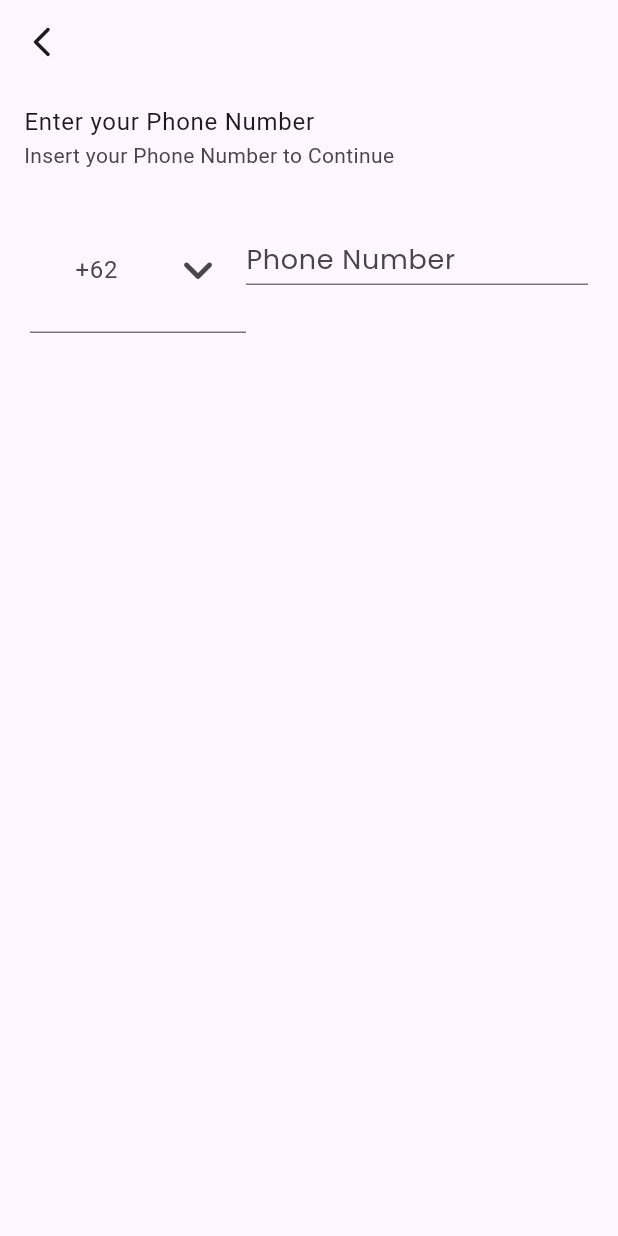
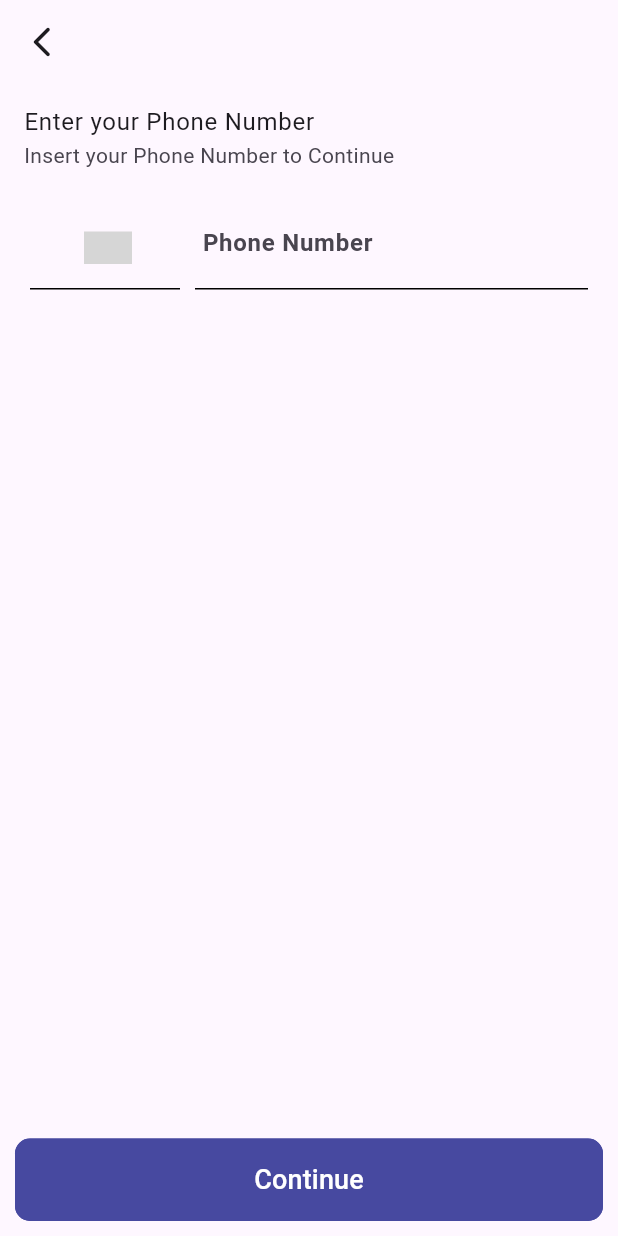
Before and after one commit to Narapati24/Heart, a Flutter app: the PhoneNumber screen opened directly, on a phone screen of 412 x 824 dp. Run offline on Flutter 3.47's test engine with Material 3 defaults, Android fonts, the phone set to English and light mode, and no system bars; drawn by our look-alikes of country_code_picker; our stand-ins replace google_fonts; grey boxes are pictures that could not be loaded.

Commit message:
add slicing phone number

```diff
--- a/lib/components/input_field.dart
+++ b/lib/components/input_field.dart
@@ -6,7 +6,7 @@ class InputField extends StatelessWidget {
   String? label, placeholder;
   bool? obscure, isDense;
   String? Function(String?)? validator;
-  double? height;
+  double? height, width;
   InputField(
       {super.key,
       this.label = '',
@@ -14,6 +14,7 @@ class InputField extends StatelessWidget {
       this.obscure = false,
       this.validator,
       this.height = 40,
+      this.width = double.infinity,
       this.isDense = false});
 
   @override
@@ -30,13 +31,17 @@ class InputField extends StatelessWidget {
           ),
         if (label != '') const SizedBox(height: 10),
         SizedBox(
+          width: width,
           height: height,
           child: TextFormField(
             obscureText: obscure! ? true : false,
             autocorrect: obscure! && false,
             enableSuggestions: obscure! && false,
-            style:
-                GoogleFonts.poppins(textStyle: const TextStyle(fontSize: 18)),
+            style: GoogleFonts.poppins(
+              textStyle: const TextStyle(
+                fontSize: 18,
+              ),
+            ),
             textAlignVertical: TextAlignVertical.bottom,
             decoration: InputDecoration(
               hintText: placeholder,
@@ -44,7 +49,8 @@ class InputField extends StatelessWidget {
               border: !isDense!
                   ? OutlineInputBorder(
                       borderSide: const BorderSide(
-                          color: Color.fromRGBO(221, 229, 233, 1)),
+                        color: Color.fromRGBO(221, 229, 233, 1),
+                      ),
                       borderRadius: BorderRadius.circular(8),
                     )
                   : null,
--- a/lib/main.dart
+++ b/lib/main.dart
@@ -1,8 +1,7 @@
 // ignore_for_file: prefer_const_constructors, prefer_const_literals_to_create_immutables
 
 import 'package:flutter/material.dart';
-// import 'package:heart/screens/login.dart';
-import 'package:heart/screens/phone_number.dart';
+import 'package:heart/screens/login.dart';
 
 void main() {
   runApp(const HeartApp());
@@ -15,7 +14,7 @@ class HeartApp extends StatelessWidget {
   Widget build(BuildContext context) {
     return MaterialApp(
       debugShowCheckedModeBanner: false,
-      home: PhoneNumber(),
+      home: Login(),
     );
   }
 }
--- a/lib/screens/phone_number.dart
+++ b/lib/screens/phone_number.dart
@@ -1,5 +1,8 @@
+import 'package:country_code_picker/country_code_picker.dart';
 import 'package:flutter/material.dart';
+import 'package:heart/components/button.dart';
 import 'package:heart/components/input_field.dart';
+import 'package:heart/variable/const.dart';
 
 class PhoneNumber extends StatefulWidget {
   const PhoneNumber({super.key});
@@ -18,7 +21,8 @@ class _PhoneNumberState extends State<PhoneNumber> {
           // onTap: () => Navigator.of(context).pop(),
         ),
       ),
-      body: Column(children: [
+      body: Column(
+        children: [
           const ListTile(
             title: Text('Enter your Phone Number'),
             subtitle: Text('Insert your Phone Number to Continue'),
@@ -27,34 +31,71 @@ class _PhoneNumberState extends State<PhoneNumber> {
           Padding(
             padding: const EdgeInsets.symmetric(horizontal: 20),
             child: Row(
+              crossAxisAlignment: CrossAxisAlignment.end,
               children: [
-              const SizedBox(
-                child: DropdownMenu(
-                  inputDecorationTheme: InputDecorationTheme(
-                    isDense: true,
-                    contentPadding: EdgeInsets.all(30),
-                  ),
-                  trailingIcon: Icon(
-                    Icons.keyboard_arrow_down_rounded,
-                    size: 40,
-                  ),
-                  hintText: '+62',
-                  dropdownMenuEntries: [
-                    DropdownMenuEntry(value: 1, label: 'label')
-                  ],
+                Expanded(
+                  flex: 0,
+                  child: Container(
+                    width: 100,
+                    height: 55,
+                    decoration: const BoxDecoration(
+                      border: BorderDirectional(
+                        bottom: BorderSide(color: Colors.black),
                       ),
                     ),
+                    child: const CountryCodePicker(
+                      initialSelection: 'ID',
+                      textStyle: TextStyle(
+                        fontWeight: FontWeight.bold,
+                        fontSize: TextSize.large,
+                        color: Colors.black,
+                      ),
+                      closeIcon: Icon(Icons.close),
+                    ),
+                  ),
+                ),
+                const SizedBox(width: 10),
                 Expanded(
-                child: InputField(
-                  placeholder: 'Phone Number',
-                  height: 50,
-                  isDense: true,
+                  child: Container(
+                    width: double.infinity,
+                    height: 55,
+                    decoration: const BoxDecoration(
+                      border: BorderDirectional(
+                        bottom: BorderSide(color: Colors.black),
+                      ),
+                    ),
+                    child: TextFormField(
+                      decoration: const InputDecoration(
+                        hintText: 'Phone Number',
+                        border: InputBorder.none,
+                        contentPadding: EdgeInsets.only(left: 5),
+                      ),
+                      style: const TextStyle(
+                        fontWeight: FontWeight.bold,
+                        fontSize: TextSize.large,
+                      ),
+                      keyboardType: TextInputType.phone,
+                    ),
                   ),
                 ),
               ],
             ),
           ),
-      ]),
+        ],
+      ),
+      bottomNavigationBar: Padding(
+        padding: const EdgeInsets.only(
+          right: 10,
+          left: 10,
+          bottom: 10,
+        ),
+        child: Button(
+          label: 'Continue',
+          bgColor: const Color(0xFF4749A0),
+          textColor: Colors.white,
+          onPressed: () {},
+        ),
+      ),
     );
   }
 }
--- a/pubspec.yaml
+++ b/pubspec.yaml
@@ -30,6 +30,7 @@ environment:
 dependencies:
   google_fonts: ^6.1.0
   email_validator: '^2.1.16'
+  country_code_picker: ^3.0.0
   flutter:
     sdk: flutter
 
```
Also changed, not shown: pubspec.lock. Lines whose indentation alone changed are shown as unchanged.
